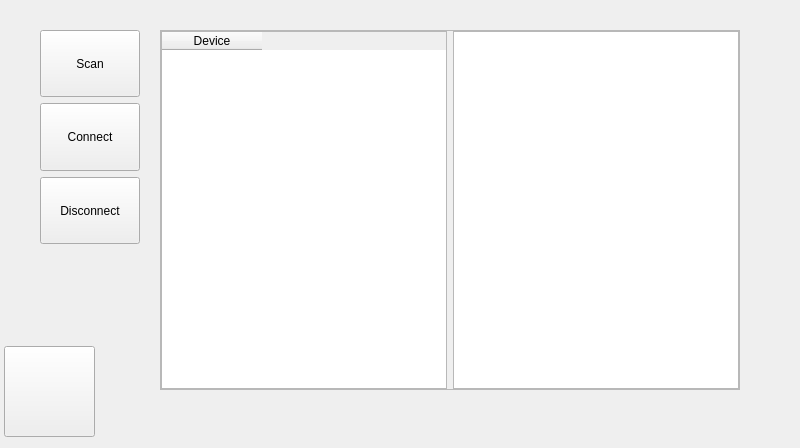
re3Dprinting/touchscreen, file ClientApp/qt/serialpage_qt.ui: the form before one commit.
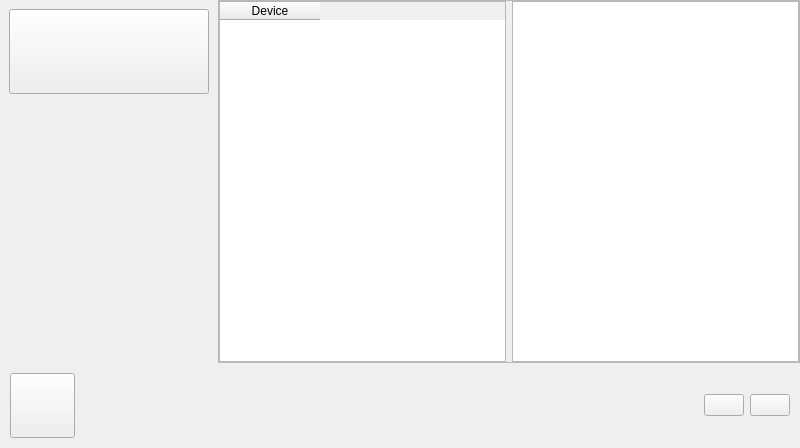
The form after the commit. Icons and pictures are not drawn.

Commit message: Styled Scroll Bar added to Settings Page Kinetic Scrolling added to tableview QSS Stylesheet commented Serial Page overhauled Duex Page overhauled Debug Page overhauled

```diff
--- a/ClientApp/qt/serialpage_qt.ui
+++ b/ClientApp/qt/serialpage_qt.ui
@@ -1,7 +1,7 @@
 <?xml version="1.0" encoding="UTF-8"?>
 <ui version="4.0">
  <class>SerialPage</class>
- <widget class="QDialog" name="SerialPage">
+ <widget class="QWidget" name="SerialPage">
   <property name="geometry">
    <rect>
     <x>0</x>
@@ -19,48 +19,10 @@
   <property name="windowTitle">
    <string>ControlWindow</string>
   </property>
-  <widget class="QPushButton" name="w_pushbutton_back">
-   <property name="geometry">
-    <rect>
-     <x>4</x>
-     <y>346</y>
-     <width>91</width>
-     <height>91</height>
-    </rect>
-   </property>
-   <property name="maximumSize">
-    <size>
-     <width>100</width>
-     <height>100</height>
-    </size>
-   </property>
-   <property name="focusPolicy">
-    <enum>Qt::NoFocus</enum>
-   </property>
-   <property name="text">
-    <string/>
-   </property>
-   <property name="icon">
-    <iconset>
-     <normaloff>img/back.png</normaloff>img/back.png</iconset>
-   </property>
-   <property name="iconSize">
-    <size>
-     <width>100</width>
-     <height>100</height>
-    </size>
-   </property>
-  </widget>
-  <widget class="QWidget" name="widget" native="true">
-   <property name="geometry">
-    <rect>
-     <x>40</x>
-     <y>30</y>
-     <width>112</width>
-     <height>214</height>
-    </rect>
-   </property>
    <layout class="QVBoxLayout" name="verticalLayout">
+   <property name="spacing">
+    <number>0</number>
+   </property>
     <property name="leftMargin">
      <number>0</number>
     </property>
@@ -72,66 +34,87 @@
     </property>
     <property name="bottomMargin">
      <number>0</number>
+   </property>
+   <item>
+    <layout class="QHBoxLayout" name="horizontalLayout_3">
+     <item>
+      <widget class="QWidget" name="LeftBar" native="true">
+       <layout class="QVBoxLayout" name="verticalLayout_7">
+        <property name="spacing">
+         <number>6</number>
+        </property>
+        <property name="bottomMargin">
+         <number>9</number>
     </property>
     <item>
      <widget class="QPushButton" name="w_pushbutton_scan">
-      <property name="maximumSize">
+          <property name="sizePolicy">
+           <sizepolicy hsizetype="Preferred" vsizetype="Maximum">
+            <horstretch>0</horstretch>
+            <verstretch>0</verstretch>
+           </sizepolicy>
+          </property>
+          <property name="minimumSize">
        <size>
-        <width>100</width>
-        <height>100</height>
-       </size>
-      </property>
-      <property name="focusPolicy">
-       <enum>Qt::NoFocus</enum>
-      </property>
-      <property name="text">
-       <string>Scan</string>
-      </property>
-     </widget>
-    </item>
-    <item>
-     <widget class="QPushButton" name="w_pushbutton_connect">
+            <width>160</width>
+            <height>85</height>
+           </size>
+          </property>
       <property name="maximumSize">
        <size>
-        <width>100</width>
-        <height>100</height>
-       </size>
-      </property>
-      <property name="focusPolicy">
-       <enum>Qt::NoFocus</enum>
-      </property>
+            <width>16777215</width>
+            <height>16777215</height>
+           </size>
+          </property>
       <property name="text">
-       <string>Connect</string>
-      </property>
+           <string/>
+          </property>
+          <property name="icon">
+           <iconset resource="img.qrc">
+            <normaloff>:/img/img/Scan.png</normaloff>:/img/img/Scan.png</iconset>
+          </property>
+          <property name="iconSize">
+           <size>
+            <width>160</width>
+            <height>40</height>
+           </size>
+          </property>
      </widget>
     </item>
     <item>
-     <widget class="QPushButton" name="w_pushbutton_disconnect">
-      <property name="maximumSize">
+         <spacer name="verticalSpacer_2">
+          <property name="orientation">
+           <enum>Qt::Vertical</enum>
+          </property>
+          <property name="sizeHint" stdset="0">
        <size>
-        <width>100</width>
-        <height>100</height>
-       </size>
-      </property>
-      <property name="focusPolicy">
-       <enum>Qt::NoFocus</enum>
-      </property>
-      <property name="text">
-       <string>Disconnect</string>
-      </property>
-     </widget>
+            <width>20</width>
+            <height>40</height>
+           </size>
+          </property>
+         </spacer>
+        </item>
+        <item>
+         <spacer name="horizontalSpacer_3">
+          <property name="orientation">
+           <enum>Qt::Horizontal</enum>
+          </property>
+          <property name="sizeType">
+           <enum>QSizePolicy::Fixed</enum>
+          </property>
+          <property name="sizeHint" stdset="0">
+           <size>
+            <width>200</width>
+            <height>20</height>
+           </size>
+          </property>
+         </spacer>
     </item>
    </layout>
   </widget>
+     </item>
+     <item>
   <widget class="QFrame" name="frame">
-   <property name="geometry">
-    <rect>
-     <x>160</x>
-     <y>30</y>
-     <width>580</width>
-     <height>360</height>
-    </rect>
-   </property>
    <property name="frameShape">
     <enum>QFrame::StyledPanel</enum>
    </property>
@@ -165,6 +148,152 @@
     </item>
    </layout>
   </widget>
+     </item>
+    </layout>
+   </item>
+   <item>
+    <widget class="QWidget" name="BottomBar" native="true">
+     <layout class="QHBoxLayout" name="horizontalLayout_2">
+      <property name="leftMargin">
+       <number>10</number>
+      </property>
+      <property name="topMargin">
+       <number>10</number>
+      </property>
+      <property name="rightMargin">
+       <number>10</number>
+      </property>
+      <property name="bottomMargin">
+       <number>10</number>
+      </property>
+      <item>
+       <widget class="QPushButton" name="Back">
+        <property name="sizePolicy">
+         <sizepolicy hsizetype="Maximum" vsizetype="Maximum">
+          <horstretch>0</horstretch>
+          <verstretch>0</verstretch>
+         </sizepolicy>
+        </property>
+        <property name="minimumSize">
+         <size>
+          <width>65</width>
+          <height>65</height>
+         </size>
+        </property>
+        <property name="maximumSize">
+         <size>
+          <width>16777215</width>
+          <height>16777215</height>
+         </size>
+        </property>
+        <property name="focusPolicy">
+         <enum>Qt::NoFocus</enum>
+        </property>
+        <property name="text">
+         <string/>
+        </property>
+        <property name="icon">
+         <iconset resource="img.qrc">
+          <normaloff>:/img/img/Small_arrow.png</normaloff>:/img/img/Small_arrow.png</iconset>
+        </property>
+        <property name="iconSize">
+         <size>
+          <width>55</width>
+          <height>55</height>
+         </size>
+        </property>
+       </widget>
+      </item>
+      <item>
+       <spacer name="horizontalSpacer">
+        <property name="orientation">
+         <enum>Qt::Horizontal</enum>
+        </property>
+        <property name="sizeType">
+         <enum>QSizePolicy::Expanding</enum>
+        </property>
+        <property name="sizeHint" stdset="0">
+         <size>
+          <width>282</width>
+          <height>40</height>
+         </size>
+        </property>
+       </spacer>
+      </item>
+      <item>
+       <widget class="QPushButton" name="w_pushbutton_disconnect">
+        <property name="sizePolicy">
+         <sizepolicy hsizetype="Maximum" vsizetype="Maximum">
+          <horstretch>0</horstretch>
+          <verstretch>0</verstretch>
+         </sizepolicy>
+        </property>
+        <property name="minimumSize">
+         <size>
+          <width>0</width>
+          <height>0</height>
+         </size>
+        </property>
+        <property name="maximumSize">
+         <size>
+          <width>16777215</width>
+          <height>16777215</height>
+         </size>
+        </property>
+        <property name="text">
+         <string/>
+        </property>
+        <property name="icon">
+         <iconset resource="img.qrc">
+          <normaloff>:/img/img/Disconnect.png</normaloff>:/img/img/Disconnect.png</iconset>
+        </property>
+        <property name="iconSize">
+         <size>
+          <width>120</width>
+          <height>60</height>
+         </size>
+        </property>
+       </widget>
+      </item>
+      <item>
+       <widget class="QPushButton" name="w_pushbutton_connect">
+        <property name="sizePolicy">
+         <sizepolicy hsizetype="Maximum" vsizetype="Maximum">
+          <horstretch>0</horstretch>
+          <verstretch>0</verstretch>
+         </sizepolicy>
+        </property>
+        <property name="minimumSize">
+         <size>
+          <width>0</width>
+          <height>0</height>
+         </size>
+        </property>
+        <property name="maximumSize">
+         <size>
+          <width>16777215</width>
+          <height>16777215</height>
+         </size>
+        </property>
+        <property name="text">
+         <string/>
+        </property>
+        <property name="icon">
+         <iconset resource="img.qrc">
+          <normaloff>:/img/img/Connect.png</normaloff>:/img/img/Connect.png</iconset>
+        </property>
+        <property name="iconSize">
+         <size>
+          <width>120</width>
+          <height>40</height>
+         </size>
+        </property>
+       </widget>
+      </item>
+     </layout>
+    </widget>
+   </item>
+  </layout>
  </widget>
   <resources>
   <include location="img.qrc"/>
```
Lines whose indentation alone changed are shown as unchanged. The commit also changes 30 other files.
